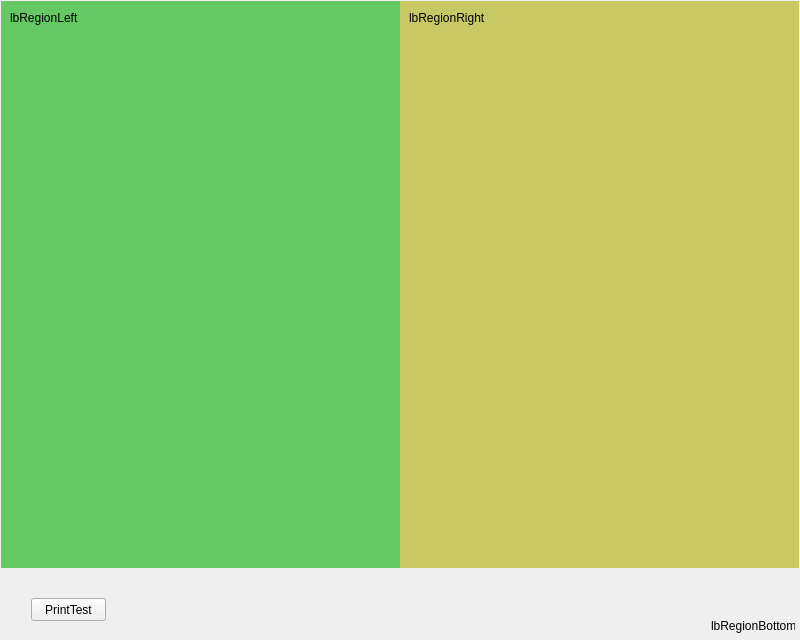
Qt form QtGuiApplicationTest/QtGuiApplicationTest/WinReportTesting.ui (xautshuanglong/QtLearningRepository) before a commit.
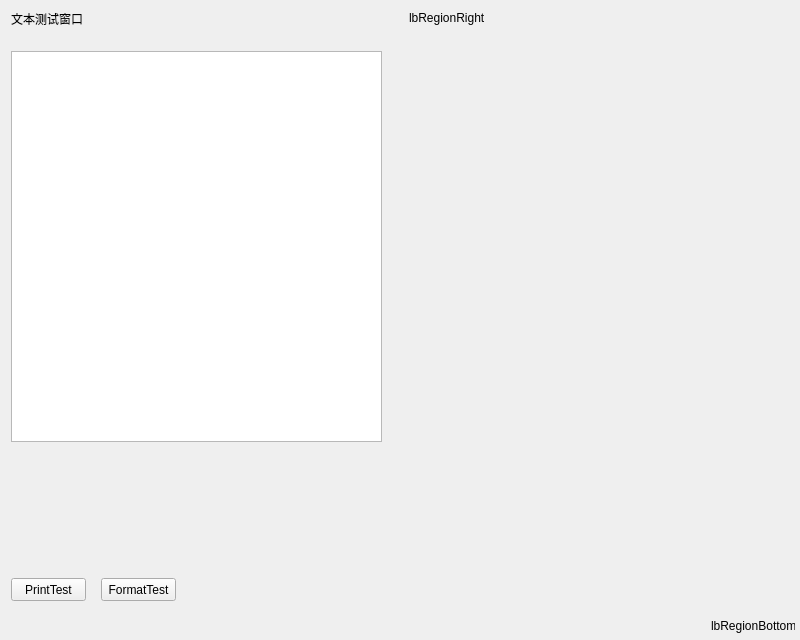
The same form after that commit.

Commit message: qt document fame, block, cursor, image

```diff
--- a/QtGuiApplicationTest/QtGuiApplicationTest/WinReportTesting.ui
+++ b/QtGuiApplicationTest/QtGuiApplicationTest/WinReportTesting.ui
@@ -100,19 +100,29 @@
            </size>
           </property>
           <property name="styleSheet">
-           <string notr="true">background-color: rgb(100,200,100);</string>
+           <string notr="true">/*background-color: rgb(100,200,100);*/</string>
           </property>
           <widget class="QLabel" name="lbRegionLeft">
            <property name="geometry">
             <rect>
-             <x>9</x>
-             <y>9</y>
-             <width>72</width>
+             <x>10</x>
+             <y>10</y>
+             <width>131</width>
              <height>16</height>
             </rect>
            </property>
            <property name="text">
-            <string>lbRegionLeft</string>
+            <string>文本测试窗口</string>
+           </property>
+          </widget>
+          <widget class="QTextEdit" name="teReport">
+           <property name="geometry">
+            <rect>
+             <x>10</x>
+             <y>50</y>
+             <width>371</width>
+             <height>391</height>
+            </rect>
            </property>
           </widget>
          </widget>
@@ -138,7 +148,7 @@
            </size>
           </property>
           <property name="styleSheet">
-           <string notr="true">background-color: rgb(200,200,100);</string>
+           <string notr="true">/*background-color: rgb(200,200,100);*/</string>
           </property>
           <widget class="QLabel" name="lbRegionRight">
            <property name="geometry">
@@ -195,8 +205,8 @@
         <widget class="QPushButton" name="btnPrintTest">
          <property name="geometry">
           <rect>
-           <x>30</x>
-           <y>30</y>
+           <x>10</x>
+           <y>10</y>
            <width>75</width>
            <height>23</height>
           </rect>
@@ -211,6 +221,25 @@
           <bool>false</bool>
          </property>
         </widget>
+        <widget class="QPushButton" name="btnFormatTest">
+         <property name="geometry">
+          <rect>
+           <x>100</x>
+           <y>10</y>
+           <width>75</width>
+           <height>23</height>
+          </rect>
+         </property>
+         <property name="styleSheet">
+          <string notr="true"/>
+         </property>
+         <property name="text">
+          <string>FormatTest</string>
+         </property>
+         <property name="flat">
+          <bool>false</bool>
+         </property>
+        </widget>
        </widget>
       </item>
      </layout>
```
The commit also changes 2 other files.
